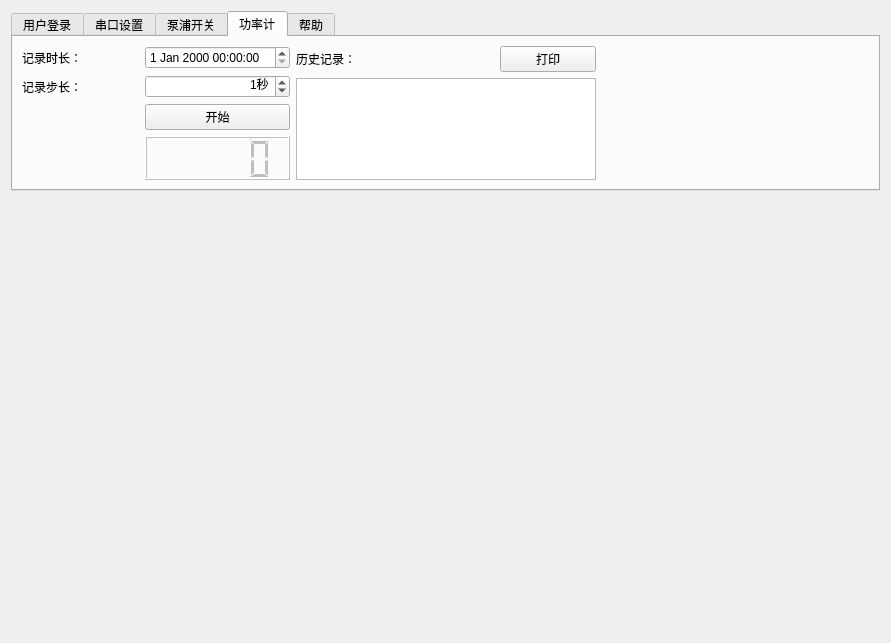
Old version of the form UI/main.ui in the repository lidingke/xiexiao.
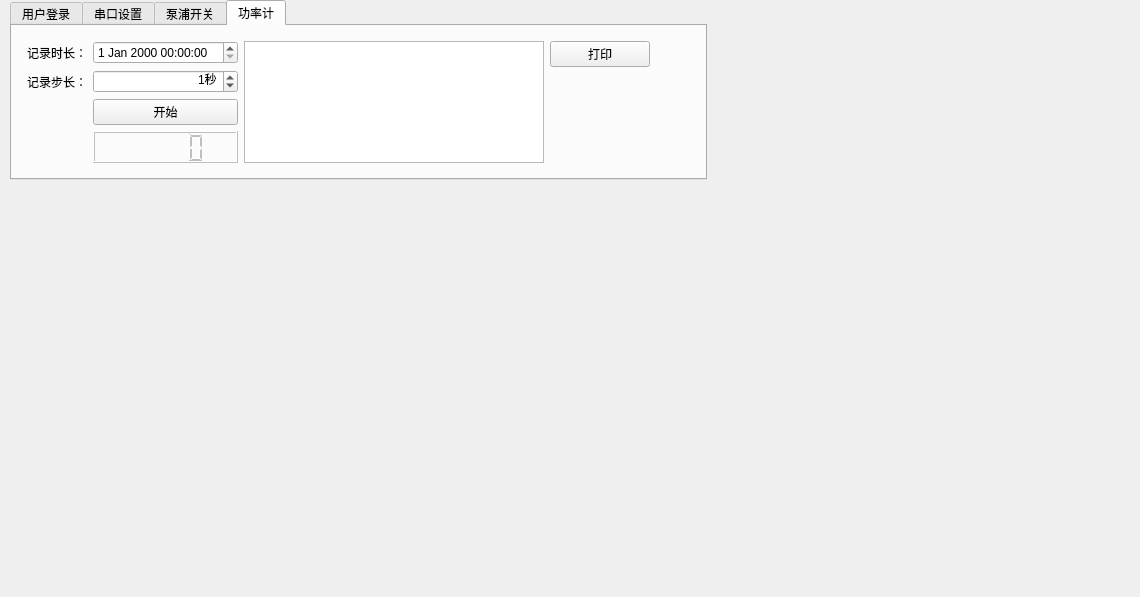
New version of the form. The open tabs and pages were chosen to show the change.

Commit message: title changed, help tab del

Patch:
```diff
--- a/UI/main.ui
+++ b/UI/main.ui
@@ -6,33 +6,45 @@
    <rect>
     <x>0</x>
     <y>0</y>
-    <width>891</width>
-    <height>643</height>
+    <width>1140</width>
+    <height>597</height>
    </rect>
   </property>
   <property name="windowTitle">
    <string>Form</string>
   </property>
-  <property name="styleSheet">
-   <string notr="true"/>
-  </property>
-  <layout class="QVBoxLayout" name="verticalLayout">
+  <widget class="QWidget" name="verticalLayoutWidget">
+   <property name="geometry">
+    <rect>
+     <x>10</x>
+     <y>0</y>
+     <width>693</width>
+     <height>191</height>
+    </rect>
+   </property>
+   <layout class="QVBoxLayout" name="mainLayout">
+    <property name="sizeConstraint">
+     <enum>QLayout::SetFixedSize</enum>
+    </property>
    <item>
-    <layout class="QVBoxLayout" name="verticalLayout_2">
+     <layout class="QHBoxLayout" name="tabsides">
      <property name="sizeConstraint">
       <enum>QLayout::SetFixedSize</enum>
      </property>
      <item>
       <widget class="QTabWidget" name="tabBox">
+        <property name="enabled">
+         <bool>true</bool>
+        </property>
        <property name="sizePolicy">
-        <sizepolicy hsizetype="Expanding" vsizetype="Minimum">
+         <sizepolicy hsizetype="Fixed" vsizetype="Minimum">
          <horstretch>0</horstretch>
          <verstretch>0</verstretch>
         </sizepolicy>
        </property>
        <property name="minimumSize">
         <size>
-         <width>0</width>
+          <width>300</width>
          <height>180</height>
         </size>
        </property>
@@ -52,13 +64,13 @@
         <widget class="QWidget" name="layoutWidget">
          <property name="geometry">
           <rect>
-           <x>0</x>
+            <x>10</x>
            <y>10</y>
            <width>301</width>
-           <height>211</height>
-          </rect>
-         </property>
-         <layout class="QGridLayout" name="gridLayout">
+            <height>141</height>
+           </rect>
+          </property>
+          <layout class="QGridLayout" name="gridLayout_2">
           <property name="sizeConstraint">
            <enum>QLayout::SetFixedSize</enum>
           </property>
@@ -103,13 +115,13 @@
         <attribute name="title">
          <string>串口设置</string>
         </attribute>
-        <widget class="QWidget" name="layoutWidget">
+         <widget class="QWidget" name="layoutWidget_2">
          <property name="geometry">
           <rect>
            <x>10</x>
            <y>10</y>
            <width>312</width>
-           <height>161</height>
+            <height>141</height>
           </rect>
          </property>
          <layout class="QGridLayout" name="gridLayout_3">
@@ -157,7 +169,7 @@
         <attribute name="title">
          <string>泵浦开关</string>
         </attribute>
-        <widget class="QWidget" name="layoutWidget">
+         <widget class="QWidget" name="layoutWidget_3">
          <property name="geometry">
           <rect>
            <x>11</x>
@@ -219,10 +231,22 @@
          <string>功率计</string>
         </attribute>
         <layout class="QHBoxLayout" name="horizontalLayout">
+          <property name="leftMargin">
+           <number>15</number>
+          </property>
+          <property name="topMargin">
+           <number>15</number>
+          </property>
+          <property name="rightMargin">
+           <number>15</number>
+          </property>
+          <property name="bottomMargin">
+           <number>15</number>
+          </property>
          <item>
           <layout class="QGridLayout" name="historyGridLayout">
            <property name="sizeConstraint">
-            <enum>QLayout::SetMinimumSize</enum>
+             <enum>QLayout::SetFixedSize</enum>
            </property>
            <item row="2" column="1">
             <widget class="QPushButton" name="logButton">
@@ -284,13 +308,6 @@
            <property name="sizeConstraint">
             <enum>QLayout::SetFixedSize</enum>
            </property>
-           <item row="0" column="0">
-            <widget class="QLabel" name="label_9">
-             <property name="text">
-              <string>历史记录：</string>
-             </property>
-            </widget>
-           </item>
            <item row="1" column="0" colspan="3">
             <widget class="QPlainTextEdit" name="historyEdit">
              <property name="sizePolicy">
@@ -310,76 +327,59 @@
              </property>
             </widget>
            </item>
-           <item row="0" column="2">
+            <item row="1" column="3">
+             <layout class="QVBoxLayout" name="verticalLayout">
+              <item>
             <widget class="QPushButton" name="printButton">
-             <property name="text">
-              <string>打印</string>
-             </property>
-            </widget>
-           </item>
-          </layout>
-         </item>
-         <item>
-          <widget class="QWidget" name="widget" native="true"/>
-         </item>
-        </layout>
-       </widget>
-       <widget class="QWidget" name="helpTab">
-        <attribute name="title">
-         <string>帮助</string>
-        </attribute>
-       </widget>
-      </widget>
-     </item>
-     <item>
-      <layout class="QHBoxLayout" name="mainLayout" stretch="1,5">
-       <property name="sizeConstraint">
-        <enum>QLayout::SetFixedSize</enum>
-       </property>
-       <property name="rightMargin">
-        <number>0</number>
-       </property>
-       <item>
-        <layout class="QVBoxLayout" name="cmdLayout" stretch="1">
-         <item>
-          <widget class="QWidget" name="canvas2" native="true">
            <property name="minimumSize">
             <size>
-             <width>200</width>
+                  <width>100</width>
              <height>0</height>
             </size>
            </property>
-           <property name="maximumSize">
+                <property name="text">
+                 <string>    打印    </string>
+                </property>
+               </widget>
+              </item>
+              <item>
+               <spacer name="verticalSpacer">
+                <property name="orientation">
+                 <enum>Qt::Vertical</enum>
+                </property>
+                <property name="sizeHint" stdset="0">
             <size>
-             <width>200</width>
-             <height>16777215</height>
-            </size>
-           </property>
-          </widget>
+                  <width>20</width>
+                  <height>40</height>
+                 </size>
+                </property>
+               </spacer>
          </item>
         </layout>
        </item>
+           </layout>
+          </item>
        <item>
-        <widget class="QWidget" name="matplot" native="true">
-         <property name="sizePolicy">
-          <sizepolicy hsizetype="Expanding" vsizetype="Expanding">
-           <horstretch>0</horstretch>
-           <verstretch>0</verstretch>
-          </sizepolicy>
-         </property>
-         <property name="minimumSize">
+           <spacer name="horizontalSpacer">
+            <property name="orientation">
+             <enum>Qt::Horizontal</enum>
+            </property>
+            <property name="sizeHint" stdset="0">
           <size>
-           <width>500</width>
-           <height>100</height>
-          </size>
-         </property>
-        </widget>
-       </item>
-      </layout>
+              <width>40</width>
+              <height>20</height>
+             </size>
+            </property>
+           </spacer>
+          </item>
+         </layout>
+        </widget>
+       </widget>
      </item>
     </layout>
    </item>
   </layout>
+  </widget>
  </widget>
  <resources/>
  <connections/>
```
Lines whose indentation alone changed are shown as unchanged. The commit also changes 7 other files.
